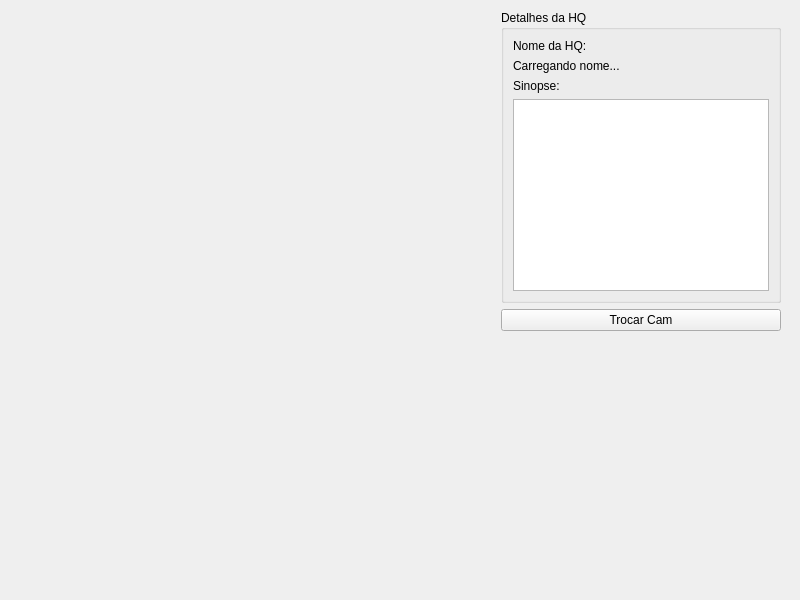
Before: the Qt Designer form src/gui/frontprincipal.ui in marcelohenrique15/hq-translator, drawn with Qt 5.
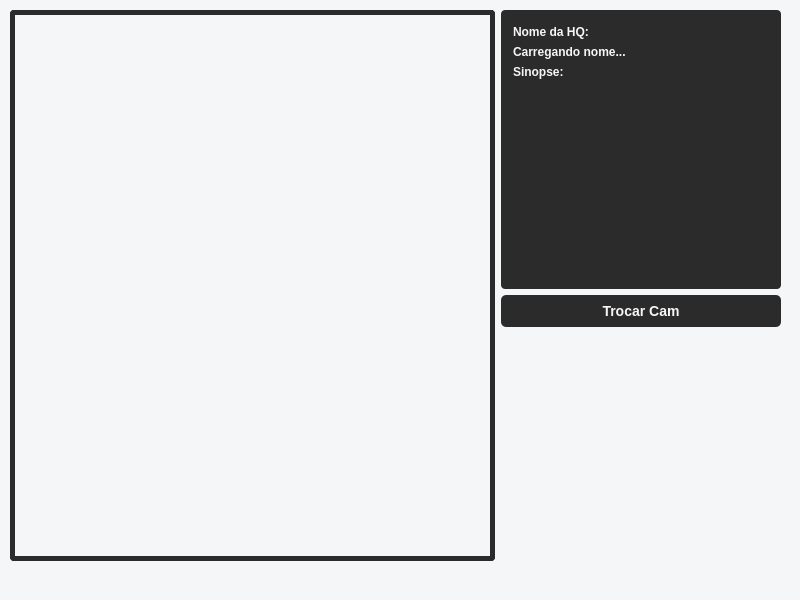
After: the same form once the commit is applied.

Commit message: CHORE: Atualização do frontend com o Qt5.

Diff of the .ui file:
```diff
--- a/src/gui/frontprincipal.ui
+++ b/src/gui/frontprincipal.ui
@@ -28,6 +28,11 @@
   <property name="windowTitle">
    <string>HQ Translator</string>
   </property>
+  <property name="styleSheet">
+   <string notr="true">QWidget {
+	background-color: rrgb(43, 43, 43);
+}</string>
+  </property>
   <widget class="QWidget" name="centralwidget">
    <property name="sizePolicy">
     <sizepolicy hsizetype="Expanding" vsizetype="Expanding">
@@ -47,6 +52,11 @@
      <height>768</height>
     </size>
    </property>
+   <property name="styleSheet">
+    <string notr="true">QWidget {
+	background-color: rgb(244, 246, 248);
+}</string>
+   </property>
    <widget class="QWidget" name="gridLayoutWidget">
     <property name="geometry">
      <rect>
@@ -67,6 +77,13 @@
            <verstretch>0</verstretch>
           </sizepolicy>
          </property>
+         <property name="styleSheet">
+          <string notr="true">QLabel {
+	border: 5px solid rgb(43, 43, 43);
+	border-radius: 4px;
+	
+}</string>
+         </property>
          <property name="text">
           <string/>
          </property>
@@ -82,6 +99,39 @@
      </item>
      <item>
       <layout class="QGridLayout" name="infoLayout">
+       <item row="1" column="0">
+        <widget class="QPushButton" name="pushButton">
+         <property name="cursor">
+          <cursorShape>PointingHandCursor</cursorShape>
+         </property>
+         <property name="styleSheet">
+          <string notr="true">/* --- Estilo de Botão - Vermelho Moderno --- */
+
+QPushButton {
+    background-color: rgb(43, 43, 43);
+    color: rgb(244, 246, 248);
+    border: none;
+    border-radius: 5px;
+    padding: 8px 16px;
+    font-family: Arial;
+    font-size: 14px;
+    font-weight: bold;
+}
+
+QPushButton:hover {
+    background-color: #2980b9;
+}
+
+QPushButton:pressed {
+    background-color: #1f618d;
+}
+</string>
+         </property>
+         <property name="text">
+          <string>Trocar Cam</string>
+         </property>
+        </widget>
+       </item>
        <item row="0" column="0">
         <widget class="QGroupBox" name="formsHq">
          <property name="sizePolicy">
@@ -90,8 +140,20 @@
            <verstretch>0</verstretch>
           </sizepolicy>
          </property>
+         <property name="styleSheet">
+          <string notr="true">QGroupBox {
+	background-color: rgb(43, 43, 43);
+	border-radius: 4px;
+}
+
+QLabel {
+	background-color: rgb(43, 43, 43);
+	color: rgb(244, 246, 248);
+	font-weight: bold;
+}</string>
+         </property>
          <property name="title">
-          <string>Detalhes da HQ</string>
+          <string/>
          </property>
          <layout class="QVBoxLayout" name="verticalLayout">
           <property name="topMargin">
@@ -109,6 +171,9 @@
             <property name="enabled">
              <bool>true</bool>
             </property>
+            <property name="styleSheet">
+             <string notr="true"/>
+            </property>
             <property name="text">
              <string>Carregando nome...</string>
             </property>
@@ -122,26 +187,27 @@
            </widget>
           </item>
           <item>
-           <widget class="QTextBrowser" name="sinopseHq"/>
+           <widget class="QTextBrowser" name="sinopseHq">
+            <property name="styleSheet">
+             <string notr="true">QTextBrowser {
+	background-color: rgb(43, 43, 43);
+	color: rgb(0, 0, 0);
+	border: none;
+}</string>
+            </property>
+           </widget>
           </item>
          </layout>
         </widget>
        </item>
-       <item row="1" column="0">
-        <widget class="QPushButton" name="pushButton">
-         <property name="cursor">
-          <cursorShape>PointingHandCursor</cursorShape>
-         </property>
-         <property name="text">
-          <string>Trocar Cam</string>
-         </property>
-        </widget>
-       </item>
        <item row="2" column="0">
         <spacer name="verticalSpacer">
          <property name="orientation">
           <enum>Qt::Vertical</enum>
          </property>
+         <property name="sizeType">
+          <enum>QSizePolicy::Expanding</enum>
+         </property>
          <property name="sizeHint" stdset="0">
           <size>
            <width>20</width>
```
The commit also changes 2 other files.
